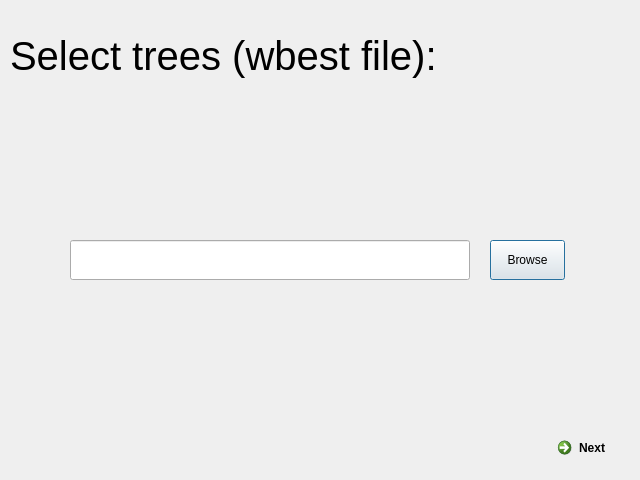
Old version of the form src/gui/dialogtreeselector.ui in the repository Teuira/fitmodelqt.
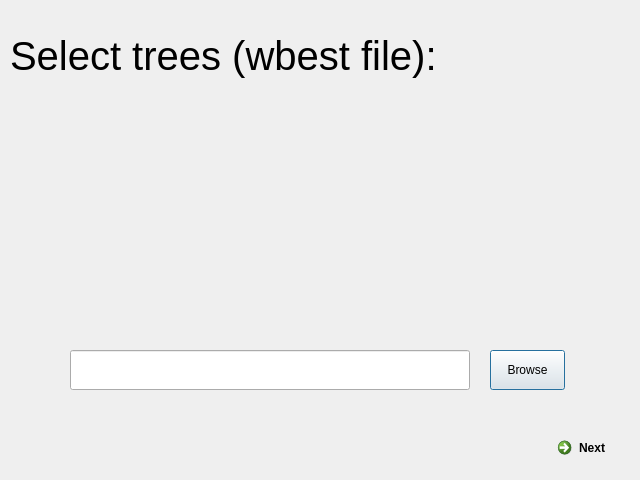
New version of the form.

```diff
--- a/src/gui/dialogtreeselector.ui
+++ b/src/gui/dialogtreeselector.ui
@@ -35,7 +35,7 @@
    <property name="geometry">
     <rect>
      <x>70</x>
-     <y>240</y>
+     <y>350</y>
      <width>400</width>
      <height>40</height>
     </rect>
@@ -45,7 +45,7 @@
    <property name="geometry">
     <rect>
      <x>490</x>
-     <y>240</y>
+     <y>350</y>
      <width>75</width>
      <height>40</height>
     </rect>
```
